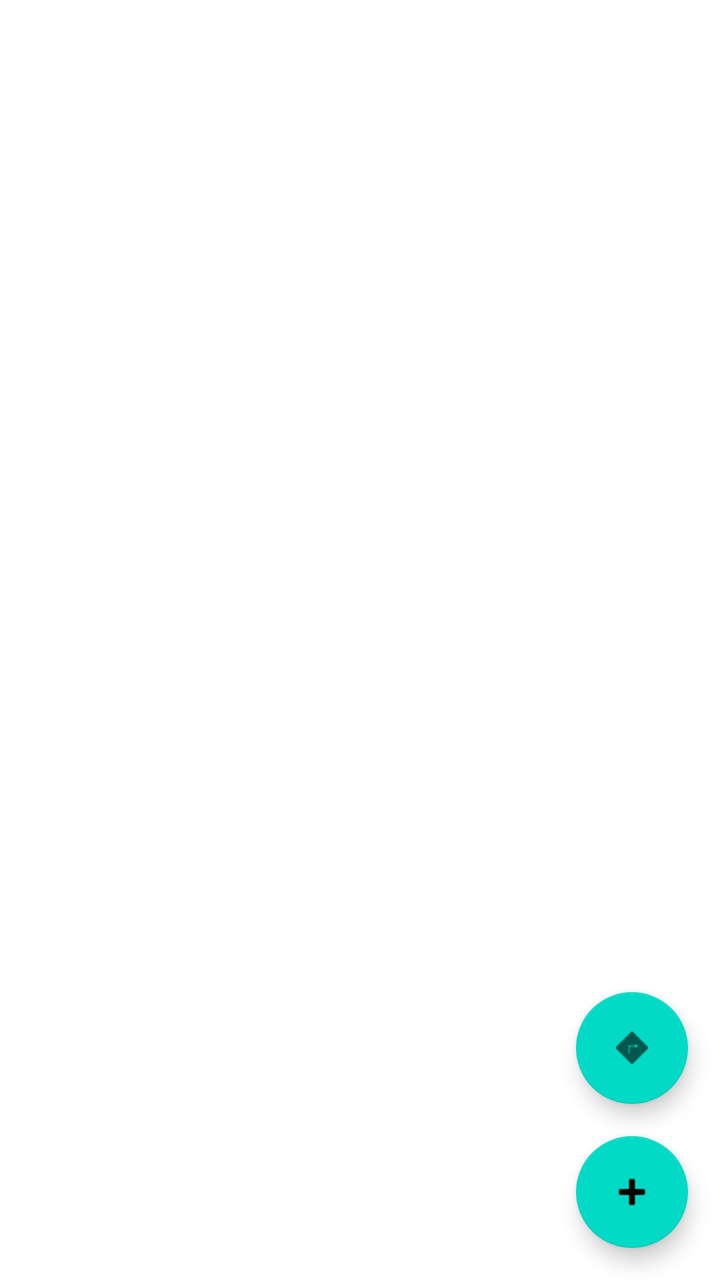
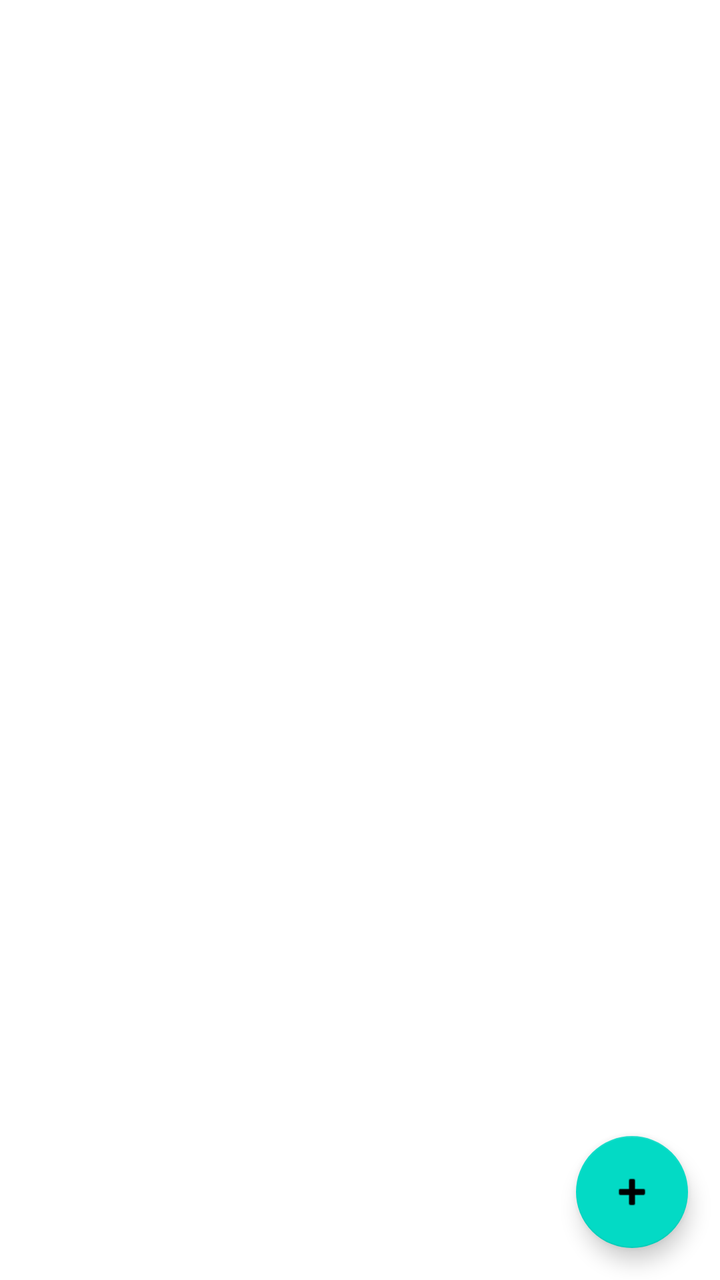

Compare the two renders of this Android layout. The source of the first and the diff that turns it into the second are given below.
<!-- AndroidManifest.xml: application theme Theme.Photos -->
<!-- res/layout/activity_album.xml -->
<?xml version="1.0" encoding="utf-8"?>
<androidx.constraintlayout.widget.ConstraintLayout xmlns:android="http://schemas.android.com/apk/res/android"
    xmlns:app="http://schemas.android.com/apk/res-auto"
    android:layout_width="match_parent"
    android:layout_height="match_parent">

    <androidx.recyclerview.widget.RecyclerView
        android:id="@+id/photosRecyclerView"
        android:layout_width="0dp"
        android:layout_height="0dp"
        android:padding="8dp"
        app:layout_constraintTop_toTopOf="parent"
        app:layout_constraintBottom_toBottomOf="parent"
        app:layout_constraintStart_toStartOf="parent"
        app:layout_constraintEnd_toEndOf="parent" />

    <com.google.android.material.floatingactionbutton.FloatingActionButton
        android:id="@+id/addPhotoFab"
        android:layout_width="wrap_content"
        android:layout_height="wrap_content"
        android:layout_margin="16dp"
        android:contentDescription="@string/fab_add_photo_desc"
        android:src="@android:drawable/ic_input_add"
        app:layout_constraintBottom_toBottomOf="parent"
        app:layout_constraintEnd_toEndOf="parent" />

    
    <com.google.android.material.floatingactionbutton.FloatingActionButton
        android:id="@+id/movePhotoFab"
        android:layout_width="wrap_content"
        android:layout_height="wrap_content"
        android:layout_margin="16dp"
        android:contentDescription="@string/fab_move_photo_desc"
        android:src="@android:drawable/ic_menu_directions"
        app:layout_constraintBottom_toTopOf="@id/addPhotoFab"
        app:layout_constraintEnd_toEndOf="parent" />

</androidx.constraintlayout.widget.ConstraintLayout>
<!-- resources referenced by this layout -->
<resources>
  <string name="fab_add_photo_desc">Add new photo</string>
  <string name="fab_move_photo_desc">Move photo</string>
  <style name="Theme.Photos" parent="Theme.MaterialComponents.DayNight.DarkActionBar">
          <item name="colorPrimary">@color/purple_500</item>
          <item name="colorPrimaryVariant">@color/purple_700</item>
          <item name="colorOnPrimary">@color/white</item>
          <item name="colorSecondary">@color/teal_200</item>
          <item name="colorOnSecondary">@color/black</item>
          <item name="android:windowBackground">@color/white</item>
      </style>
  <color name="purple_500">#6200EE</color>
  <color name="purple_700">#3700B3</color>
  <color name="white">#FFFFFF</color>
  <color name="teal_200">#03DAC5</color>
  <color name="black">#000000</color>
</resources>

<!-- the commit's change to res/layout/activity_album.xml (unified diff, before → after) -->
@@ -14,6 +14,19 @@
         app:layout_constraintStart_toStartOf="parent"
         app:layout_constraintEnd_toEndOf="parent" />
 
+    
+    <TextView
+        android:id="@+id/emptyAlbumTextView"
+        android:layout_width="wrap_content"
+        android:layout_height="wrap_content"
+        android:text="This album is empty. Add photos using the + button."
+        android:textSize="16sp"
+        android:visibility="gone" 
+        app:layout_constraintTop_toTopOf="parent"
+        app:layout_constraintBottom_toBottomOf="parent"
+        app:layout_constraintStart_toStartOf="parent"
+        app:layout_constraintEnd_toEndOf="parent" />
+
     <com.google.android.material.floatingactionbutton.FloatingActionButton
         android:id="@+id/addPhotoFab"
         android:layout_width="wrap_content"
@@ -25,14 +38,6 @@
         app:layout_constraintEnd_toEndOf="parent" />
 
     
-    <com.google.android.material.floatingactionbutton.FloatingActionButton
-        android:id="@+id/movePhotoFab"
-        android:layout_width="wrap_content"
-        android:layout_height="wrap_content"
-        android:layout_margin="16dp"
-        android:contentDescription="@string/fab_move_photo_desc"
-        android:src="@android:drawable/ic_menu_directions"
-        app:layout_constraintBottom_toTopOf="@id/addPhotoFab"
-        app:layout_constraintEnd_toEndOf="parent" />
+    
 
 </androidx.constraintlayout.widget.ConstraintLayout>
<!-- resource entries referenced after the edit -->
@@ -1,7 +1,6 @@
 <!-- resources referenced by this layout -->
 <resources>
   <string name="fab_add_photo_desc">Add new photo</string>
-  <string name="fab_move_photo_desc">Move photo</string>
   <style name="Theme.Photos" parent="Theme.MaterialComponents.DayNight.DarkActionBar">
           <item name="colorPrimary">@color/purple_500</item>
           <item name="colorPrimaryVariant">@color/purple_700</item>
